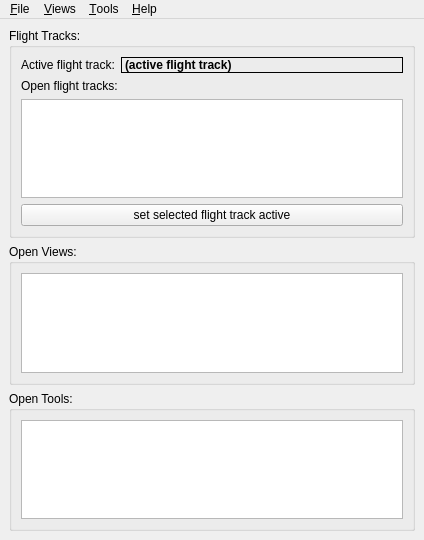
Before: the Qt Designer form mslib/msui/ui/ui_mainwindow.ui in Open-MSS/MSS, drawn with Qt 5.
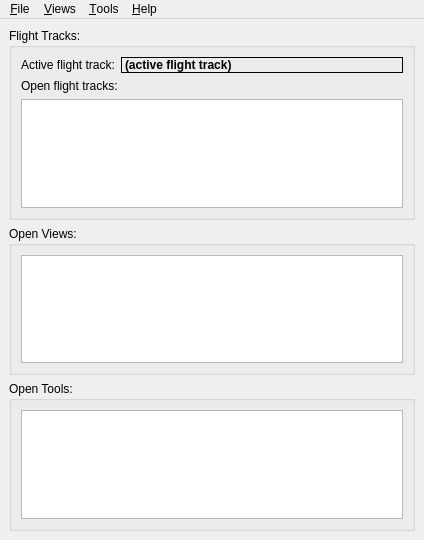
After: the same form once the commit is applied.

Commit message:
Changed MSS to use filename as flight track name.
That implies that 1.6 FTML files cannot be read mit MSS versions smaller
than 1.6 (due to the missing track name). Earlier FTML files can be read
with MSS 1.6.

Thus also the ability to change a trackname in the UI was removed and
the double-click now consistently "activates" the clicked item.
Tooltips have been adjusted accordingly.

Fix issue #214
See issue #217

Patch:
```diff
--- a/mslib/msui/ui/ui_mainwindow.ui
+++ b/mslib/msui/ui/ui_mainwindow.ui
@@ -78,24 +78,13 @@
 Double-click a flight track to rename it.</string>
          </property>
          <property name="alternatingRowColors">
-          <bool>true</bool>
+          <bool>false</bool>
          </property>
          <property name="textElideMode">
           <enum>Qt::ElideNone</enum>
          </property>
         </widget>
        </item>
-       <item>
-        <layout class="QHBoxLayout" name="horizontalLayout_3">
-         <item>
-          <widget class="QPushButton" name="btSelectFlightTrack">
-           <property name="text">
-            <string>set selected flight track active</string>
-           </property>
-          </widget>
-         </item>
-        </layout>
-       </item>
       </layout>
      </widget>
     </item>
```
Left out of the diff: 3 changed lines with no effect on the pictures. The commit also changes 6 other files.
